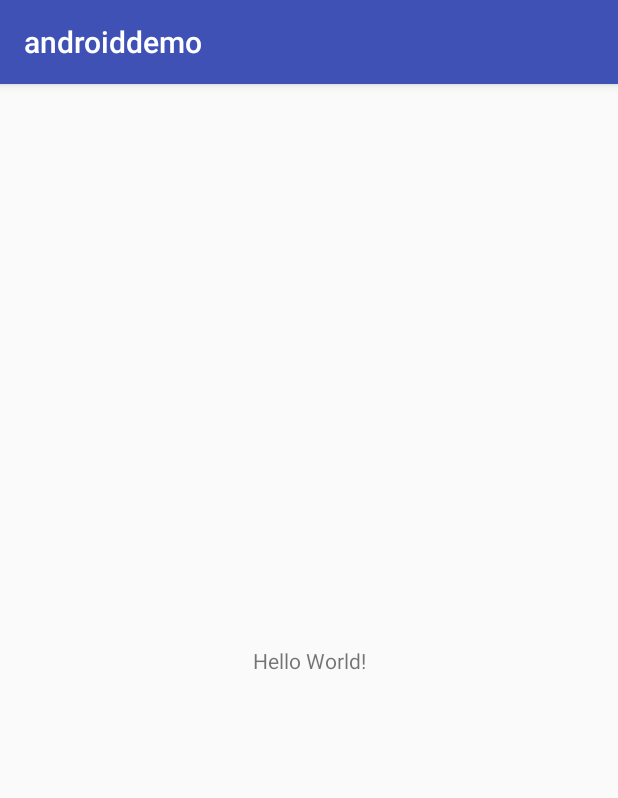
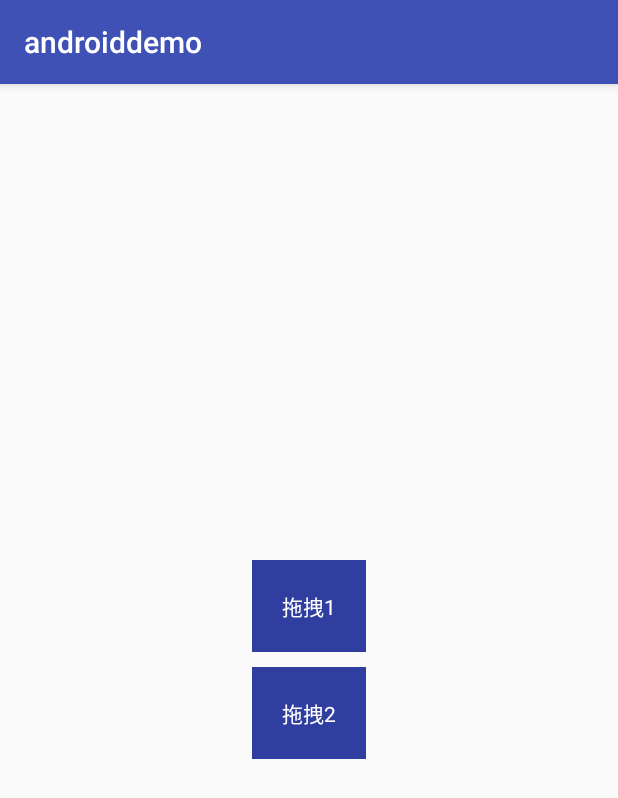
Before and after one commit to laohezi/androiddemo, an Android app: the screen it shows after launch (MainActivity), on a phone screen of 412 x 824 dp. Shown: the top 798 px of the screen. Run offline under Robolectric (Android 15) with nearby library versions, the phone set to English and light mode, and no system bars.

Commit message:
添加viewgroup

```diff
--- a/app/build.gradle
+++ b/app/build.gradle
@@ -30,11 +30,12 @@ android {
             path "CMakeLists.txt"
         }
     }
+    buildToolsVersion '27.0.3'
 }
 
 dependencies {
-    implementation fileTree(dir: 'libs', include: ['*.jar'])
-    implementation"org.jetbrains.kotlin:kotlin-stdlib-jre7:$kotlin_version"
+    implementation fileTree(include: ['*.jar'], dir: 'libs')
+    implementation "org.jetbrains.kotlin:kotlin-stdlib-jre7:$kotlin_version"
     implementation 'com.android.support:appcompat-v7:27.1.1'
     implementation 'com.android.support.constraint:constraint-layout:1.1.2'
     testImplementation 'junit:junit:4.12'
--- a/app/src/main/AndroidManifest.xml
+++ b/app/src/main/AndroidManifest.xml
@@ -1,6 +1,7 @@
 <?xml version="1.0" encoding="utf-8"?>
 <manifest xmlns:android="http://schemas.android.com/apk/res/android"
     package="com.example.mc.androiddemo">
+
 
     <application
         android:allowBackup="true"
--- a/app/src/main/java/com/example/mc/androiddemo/MainActivity.kt
+++ b/app/src/main/java/com/example/mc/androiddemo/MainActivity.kt
@@ -1,30 +1,48 @@
 package com.example.mc.androiddemo
 
+import android.app.Notification
+import android.app.NotificationManager
+import android.content.Context
+import android.os.Build
 import android.support.v7.app.AppCompatActivity
 import android.os.Bundle
+import android.os.PowerManager
+import android.support.annotation.RequiresApi
+import android.text.Editable
+import android.text.TextWatcher
+import android.widget.EditText
+import android.widget.RemoteViews
+
+import com.example.mc.androiddemo.viewdraggerhelpper.ShellCommandExecutor
 import kotlinx.android.synthetic.main.activity_main.*
 
 class MainActivity : AppCompatActivity() {
 
+    @RequiresApi(Build.VERSION_CODES.JELLY_BEAN)
     override fun onCreate(savedInstanceState: Bundle?) {
         super.onCreate(savedInstanceState)
         setContentView(R.layout.activity_main)
+        val notificationId = 3333
+        val remoteView = RemoteViews(packageName, R.layout.remoteview_notify)
+
+        val notificationManager = getSystemService(Context.NOTIFICATION_SERVICE) as NotificationManager
+        val notification = Notification.Builder(this)
+                .setContentTitle("我是标题")
+                .setContentText("我是内容")
+                .setSmallIcon(R.drawable.abc_ic_menu_paste_mtrl_am_alpha)
+                .setContent(remoteView)
+                .build()
+        val editText = EditText(this)
+
+
+
+
+        notificationManager.notify(notificationId, notification)
+
 
         // Example of a call to a native method
-        sample_text.text = stringFromJNI()
+        //  sample_text.text = stringFromJNI()
     }
 
-    /**
-     * A native method that is implemented by the 'native-lib' native library,
-     * which is packaged with this application.
-     */
-    external fun stringFromJNI(): String
 
-    companion object {
-
-        // Used to load the 'native-lib' library on application startup.
-        init {
-            System.loadLibrary("native-lib")
-        }
-    }
 }
--- /dev/null
+++ b/app/src/main/java/com/example/mc/androiddemo/viewdraggerhelpper/VDHlayout.kt
@@ -0,0 +1,42 @@
+package com.example.mc.androiddemo.viewdraggerhelpper
+
+import android.annotation.SuppressLint
+import android.content.Context
+import android.support.v4.widget.ViewDragHelper
+import android.util.AttributeSet
+import android.view.MotionEvent
+import android.view.View
+import android.widget.LinearLayout
+
+class VDHlayout(context: Context, attributeSet: AttributeSet) : LinearLayout(context, attributeSet) {
+    private var viewDragHelper: ViewDragHelper? = null
+
+    override fun onInterceptTouchEvent(ev: MotionEvent?): Boolean {
+        return viewDragHelper!!.shouldInterceptTouchEvent(ev!!)
+    }
+
+    @SuppressLint("ClickableViewAccessibility")
+    override fun onTouchEvent(event: MotionEvent?): Boolean {
+        viewDragHelper!!.processTouchEvent(event!!)
+        return true
+    }
+
+    init {
+        viewDragHelper = ViewDragHelper.create(this, 1.0f, object : ViewDragHelper.Callback() {
+            override fun tryCaptureView(child: View, pointerId: Int): Boolean {
+                return true
+            }
+
+            override fun clampViewPositionHorizontal(child: View, left: Int, dx: Int): Int {
+                return left
+            }
+
+            override fun clampViewPositionVertical(child: View, top: Int, dy: Int): Int {
+                return top
+            }
+
+        })
+    }
+
+
+}
--- a/app/src/main/res/layout/activity_main.xml
+++ b/app/src/main/res/layout/activity_main.xml
@@ -6,14 +6,29 @@
     android:layout_height="match_parent"
     tools:context=".MainActivity">
 
-    <TextView
-        android:id="@+id/sample_text"
-        android:layout_width="wrap_content"
-        android:layout_height="wrap_content"
-        android:text="Hello World!"
-        app:layout_constraintBottom_toBottomOf="parent"
-        app:layout_constraintLeft_toLeftOf="parent"
-        app:layout_constraintRight_toRightOf="parent"
-        app:layout_constraintTop_toTopOf="parent" />
+    <com.example.mc.androiddemo.viewdraggerhelpper.VDHlayout
+        android:id="@+id/activity_main"
+        android:layout_width="match_parent"
+        android:layout_height="match_parent"
+        android:gravity="center"
+        android:orientation="vertical">
+        <TextView
+            android:layout_width="wrap_content"
+            android:layout_height="wrap_content"
+            android:padding="20dp"
+            android:background="@color/colorPrimaryDark"
+            android:textColor="@android:color/white"
+            android:text="拖拽1"/>
+        <TextView
+            android:layout_width="wrap_content"
+            android:layout_height="wrap_content"
+            android:padding="20dp"
+            android:layout_marginTop="10dp"
+            android:background="@color/colorPrimaryDark"
+            android:textColor="@android:color/white"
+            android:text="拖拽2"/>
+    </com.example.mc.androiddemo.viewdraggerhelpper.VDHlayout>
+
+
 
 </android.support.constraint.ConstraintLayout>
```
Also changed, not shown: app/src/main/java/com/example/mc/androiddemo/viewdraggerhelpper/AdbUtils.kt (added, +86 -0 lines), app/src/main/java/com/example/mc/androiddemo/viewdraggerhelpper/ViewDraggerActivity.kt (added, +7 -0 lines), app/src/main/res/layout/activity_viewdragger.xml (added, +7 -0 lines), app/src/main/res/layout/remoteview_notify.xml (added, +38 -0 lines), 3 other files.
